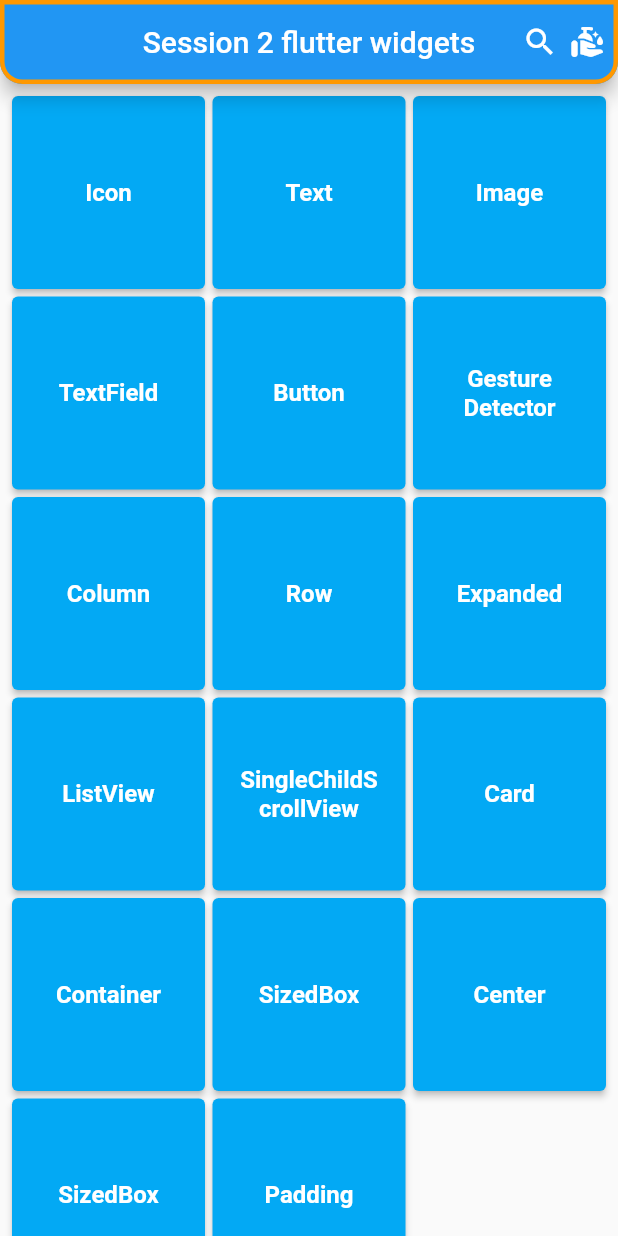
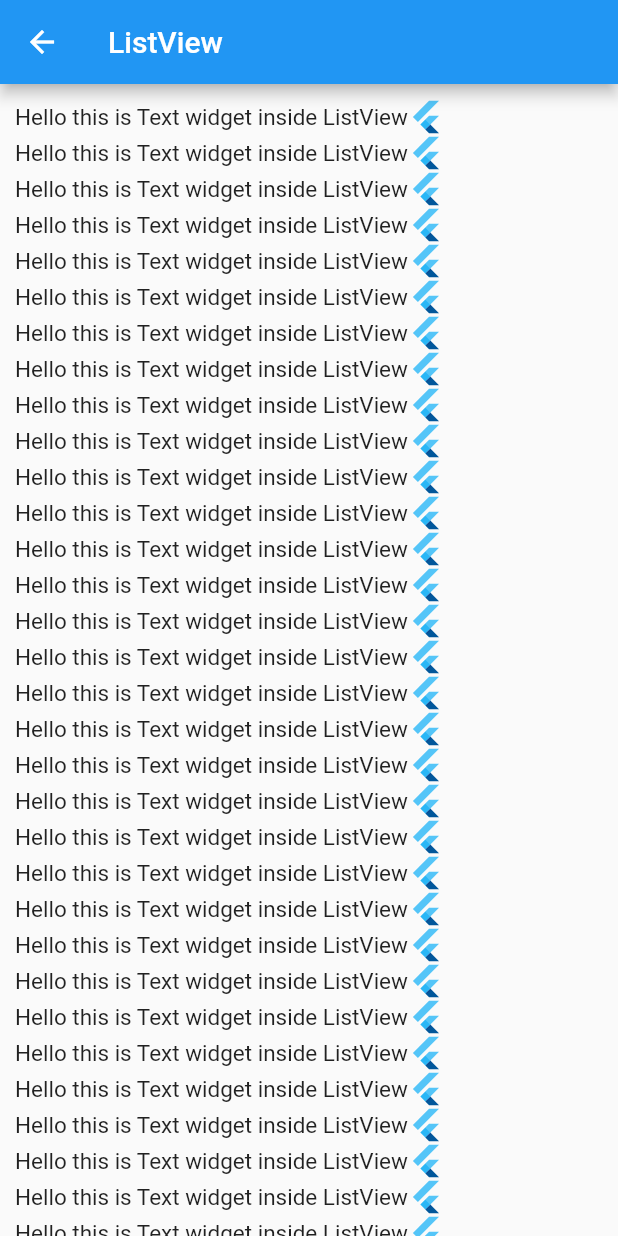
Before and after one commit to sherifhasan/flutter_introduction, a Flutter app: the screen it shows after launch, after a tap on "ListView", on a phone screen of 412 x 824 dp. Run offline on Flutter 3.47's test engine with Material 2 defaults, Android fonts, the phone set to English and light mode, and no system bars.

Commit message:
Add ListView

```diff
--- a/lib/main.dart
+++ b/lib/main.dart
@@ -4,6 +4,7 @@ import 'package:widgets_samples/widgets/column.dart';
 import 'package:widgets_samples/widgets/expanded.dart';
 import 'package:widgets_samples/widgets/gesture_detector.dart';
 import 'package:widgets_samples/widgets/image.dart';
+import 'package:widgets_samples/widgets/list_view.dart';
 import 'package:widgets_samples/widgets/row.dart';
 import 'package:widgets_samples/widgets/text_field.dart';
 
@@ -157,13 +158,18 @@ class MyHomePage extends StatelessWidget {
             ),
             GridItemChild(
               title: 'ListView',
-              onPressed: () {},
+              onPressed: () {
+                Navigator.push(
+                    context,
+                    MaterialPageRoute(
+                        builder: (context) =>
+                            ListViewWidget(title: 'ListView')));
+              },
             ),
             GridItemChild(
               title: 'SingleChildScrollView',
               onPressed: () {},
             ),
-
             GridItemChild(
               title: 'Card',
               onPressed: () {},
--- /dev/null
+++ b/lib/widgets/list_view.dart
@@ -0,0 +1,109 @@
+import 'package:flutter/material.dart';
+
+class ListViewWidget extends StatelessWidget {
+  ListViewWidget({required this.title});
+
+  final String title;
+  final widgetList = [
+    'Hello this is Text widget inside ListView',
+    'Hello this is Text widget inside ListView',
+    'Hello this is Text widget inside ListView',
+    'Hello this is Text widget inside ListView',
+    'Hello this is Text widget inside ListView',
+    'Hello this is Text widget inside ListView',
+    'Hello this is Text widget inside ListView',
+    'Hello this is Text widget inside ListView',
+    'Hello this is Text widget inside ListView',
+    'Hello this is Text widget inside ListView',
+    'Hello this is Text widget inside ListView',
+    'Hello this is Text widget inside ListView',
+    'Hello this is Text widget inside ListView',
+    'Hello this is Text widget inside ListView',
+    'Hello this is Text widget inside ListView',
+    'Hello this is Text widget inside ListView',
+    'Hello this is Text widget inside ListView',
+    'Hello this is Text widget inside ListView',
+    'Hello this is Text widget inside ListView',
+    'Hello this is Text widget inside ListView',
+    'Hello this is Text widget inside ListView',
+    'Hello this is Text widget inside ListView',
+    'Hello this is Text widget inside ListView',
+    'Hello this is Text widget inside ListView',
+    'Hello this is Text widget inside ListView',
+    'Hello this is Text widget inside ListView',
+    'Hello this is Text widget inside ListView',
+    'Hello this is Text widget inside ListView',
+    'Hello this is Text widget inside ListView',
+    'Hello this is Text widget inside ListView',
+    'Hello this is Text widget inside ListView',
+    'Hello this is Text widget inside ListView',
+    'Hello this is Text widget inside ListView',
+    'Hello this is Text widget inside ListView',
+    'Hello this is Text widget inside ListView',
+    'Hello this is Text widget inside ListView',
+    'Hello this is Text widget inside ListView',
+    'Hello this is Text widget inside ListView',
+    'Hello this is Text widget inside ListView',
+    'Hello this is Text widget inside ListView',
+    'Hello this is Text widget inside ListView',
+    'Hello this is Text widget inside ListView',
+    'Hello this is Text widget inside ListView',
+    'Hello this is Text widget inside ListView',
+    'Hello this is Text widget inside ListView',
+    'Hello this is Text widget inside ListView',
+    'Hello this is Text widget inside ListView',
+    'Hello this is Text widget inside ListView',
+    'Hello this is Text widget inside ListView',
+    'Hello this is Text widget inside ListView',
+    'Hello this is Text widget inside ListView',
+    'Hello this is Text widget inside ListView',
+    'Hello this is Text widget inside ListView',
+    'Hello this is Text widget inside ListView',
+    'Hello this is Text widget inside ListView',
+    'Hello this is Text widget inside ListView',
+    'Hello this is Text widget inside ListView',
+    'Hello this is Text widget inside ListView',
+    'Hello this is Text widget inside ListView',
+    'Hello this is Text widget inside ListView',
+    'Hello this is Text widget inside ListView',
+    'Hello this is Text widget inside ListView',
+    'Hello this is Text widget inside ListView',
+    'Hello this is Text widget inside ListView',
+    'Hello this is Text widget inside ListView',
+    'Hello this is Text widget inside ListView',
+    'Hello this is Text widget inside ListView',
+    'Hello this is Text widget inside ListView',
+    'Hello this is Text widget inside ListView',
+    'Hello this is Text widget inside ListView',
+    'Hello this is Text widget inside ListView',
+    'Hello this is Text widget inside ListView',
+    'Hello this is Text widget inside ListView',
+    'Hello this is Text widget inside ListView',
+    'Hello this is Text widget inside ListView',
+  ];
+
+  @override
+  Widget build(BuildContext context) {
+    return Scaffold(
+        appBar: AppBar(
+          title: Text(title),
+        ),
+        body: ListView(
+          shrinkWrap: true,
+          reverse: false,
+          padding: EdgeInsets.all(10),
+          scrollDirection: Axis.vertical,
+          children: widgetList.map((text) {
+            return Row(
+              children: [
+                Text(
+                  text,
+                  style: TextStyle(fontSize: 15),
+                ),
+                FlutterLogo()
+              ],
+            );
+          }).toList(),
+        ));
+  }
+}
```
